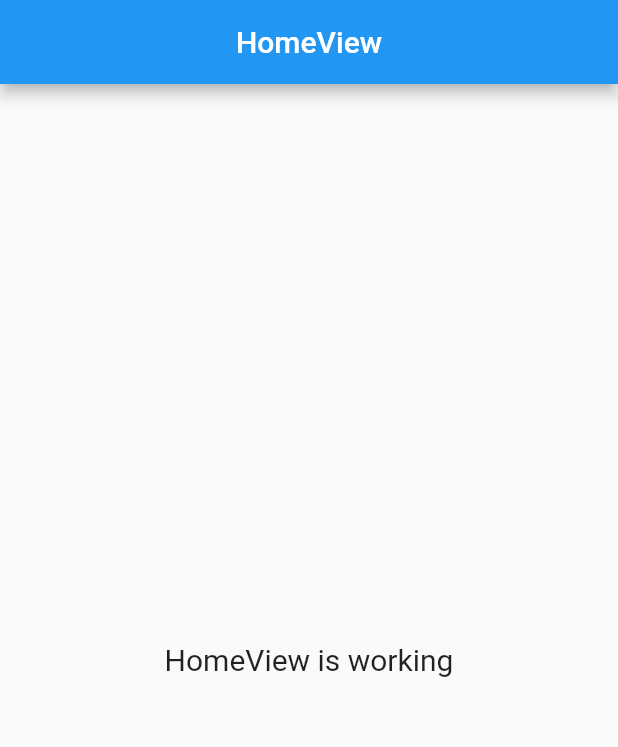
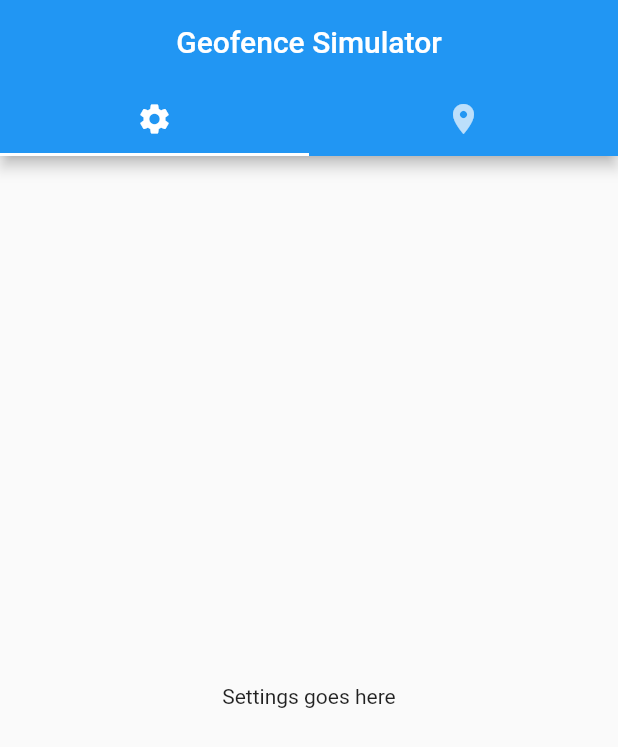
Before and after one commit to MarcusLEK/geofence, a Flutter app: the screen it shows after launch, on a phone screen of 412 x 824 dp. Shown: the top 747 px of the screen. Run offline on Flutter 3.47's test engine with Material 2 defaults, Android fonts, the phone set to English and light mode, and no system bars; our stand-ins replace get.

Commit message:
Added new pages

```diff
--- a/lib/app/modules/home/views/home_view.dart
+++ b/lib/app/modules/home/views/home_view.dart
@@ -7,15 +7,33 @@ import '../controllers/home_controller.dart';
 class HomeView extends GetView<HomeController> {
   @override
   Widget build(BuildContext context) {
-    return Scaffold(
-      appBar: AppBar(
-        title: Text('HomeView'),
-        centerTitle: true,
-      ),
-      body: Center(
-        child: Text(
-          'HomeView is working',
-          style: TextStyle(fontSize: 20),
+    return DefaultTabController(
+      initialIndex: 0,
+      length: 2,
+      child: Scaffold(
+        appBar: AppBar(
+          title: Text('Geofence Simulator'),
+          centerTitle: true,
+          bottom: const TabBar(
+            tabs: <Widget>[
+              Tab(
+                icon: Icon(Icons.settings),
+              ),
+              Tab(
+                icon: Icon(Icons.location_on),
+              ),
+            ],
+          ),
+        ),
+        body: TabBarView(
+          children: <Widget>[
+            Center(
+              child: Text('Settings goes here'),
+            ),
+            Center(
+              child: Text('checking of geofence goes here'),
+            ),
+          ],
         ),
       ),
     );
--- a/lib/app/routes/app_pages.dart
+++ b/lib/app/routes/app_pages.dart
@@ -2,6 +2,8 @@ import 'package:get/get.dart';
 
 import 'package:geofence/app/modules/home/bindings/home_binding.dart';
 import 'package:geofence/app/modules/home/views/home_view.dart';
+import 'package:geofence/app/modules/settings/bindings/settings_binding.dart';
+import 'package:geofence/app/modules/settings/views/settings_view.dart';
 
 part 'app_routes.dart';
 
@@ -14,5 +16,10 @@ class AppPages {
       page: () => HomeView(),
       binding: HomeBinding(),
     ),
+    GetPage(
+      name: _Paths.SETTINGS,
+      page: () => SettingsView(),
+      binding: SettingsBinding(),
+    ),
   ];
 }
--- a/lib/app/routes/app_routes.dart
+++ b/lib/app/routes/app_routes.dart
@@ -3,8 +3,10 @@ part of 'app_pages.dart';
 
 abstract class Routes {
   static const HOME = _Paths.HOME;
+  static const SETTINGS = _Paths.SETTINGS;
 }
 
 abstract class _Paths {
   static const HOME = '/home';
+  static const SETTINGS = '/settings';
 }
```
Also changed, not shown: lib/app/modules/settings/bindings/settings_binding.dart (added, +12 -0 lines), lib/app/modules/settings/controllers/settings_controller.dart (added, +20 -0 lines), lib/app/modules/settings/views/settings_view.dart (added, +19 -0 lines).
